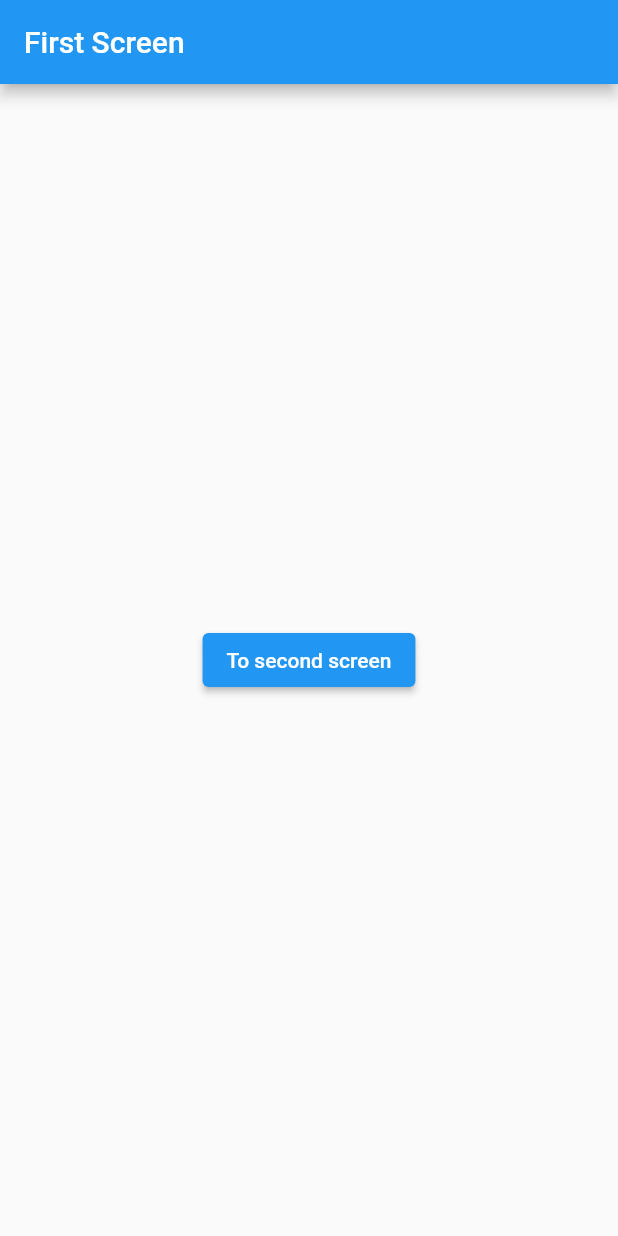
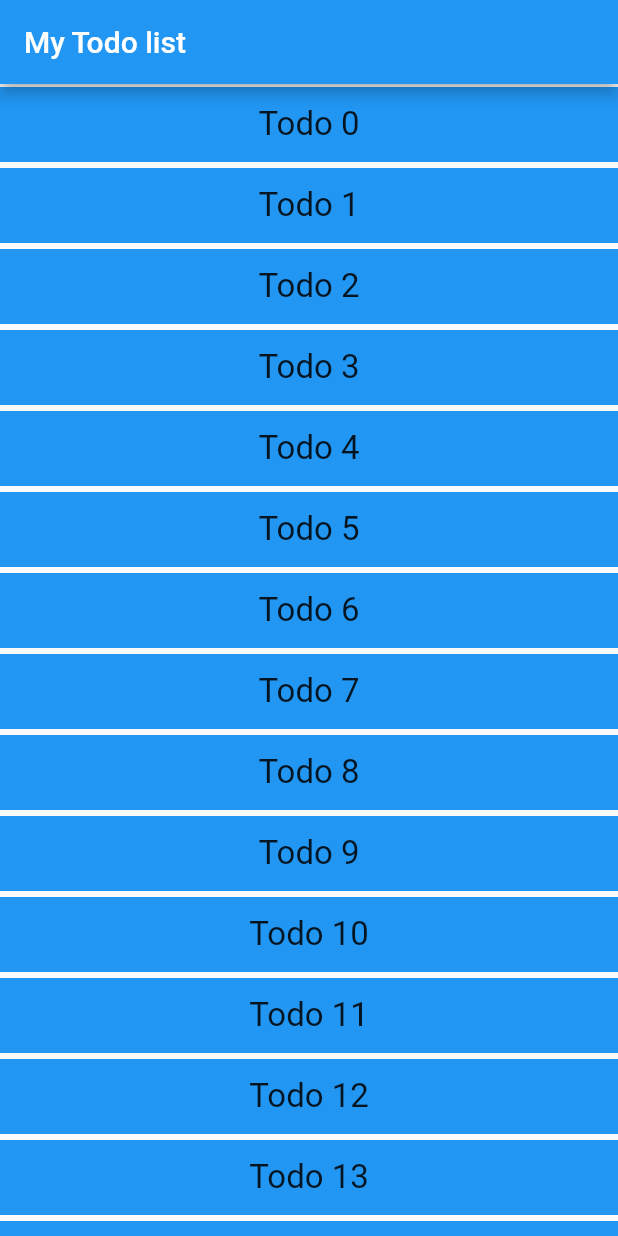
Before and after one commit to HiskelKelemework/AMP_LAB, a Flutter app: the screen it shows after launch, on a phone screen of 412 x 824 dp. Run offline on Flutter 3.47's test engine with Material 2 defaults, Android fonts, the phone set to English and light mode, and no system bars.

Commit message:
added todo

```diff
--- a/lib/main.dart
+++ b/lib/main.dart
@@ -2,6 +2,8 @@ import 'package:flutter/cupertino.dart';
 import 'package:flutter/material.dart';
 import 'package:myapp/screens/first_screen.dart';
 import 'package:myapp/screens/second_screen.dart';
+import 'package:myapp/screens/todo_detail.dart';
+import 'package:myapp/screens/todo_screen.dart';
 
 void main() => runApp(MyApp());
 
@@ -10,10 +12,12 @@ class MyApp extends StatelessWidget {
   Widget build(BuildContext context) {
     return MaterialApp(
       debugShowCheckedModeBanner: false,
-      initialRoute: FirstScreen.routeName,
+      initialRoute: TodoScreen.routeName,
       routes: {
         FirstScreen.routeName: (BuildContext context) => FirstScreen(),
         SecondScreen.routeName: (BuildContext context) => SecondScreen(),
+        TodoScreen.routeName: (BuildContext context) => TodoScreen(),
+        TodoDetail.routeName: (BuildContext context) => TodoDetail(),
       },
     );
   }
--- /dev/null
+++ b/lib/screens/todo_screen.dart
@@ -0,0 +1,41 @@
+import 'package:flutter/material.dart';
+import 'package:myapp/screens/todo_detail.dart';
+
+class TodoScreen extends StatelessWidget {
+  static const String routeName = '/todo';
+
+  const TodoScreen({Key? key}) : super(key: key);
+
+  @override
+  Widget build(BuildContext context) {
+    return Scaffold(
+      appBar: AppBar(
+        title: Text("My Todo list"),
+      ),
+      body: ListView.builder(
+        itemCount: 20,
+        itemBuilder: (BuildContext context, int index) {
+          return GestureDetector(
+            onTap: () {
+              Navigator.pushNamed(
+                context,
+                TodoDetail.routeName,
+                arguments: "Todo $index",
+              );
+            },
+            child: Container(
+              height: 50.0,
+              margin: EdgeInsets.symmetric(vertical: 2.0),
+              color: Colors.blue,
+              alignment: Alignment.center,
+              child: Text(
+                "Todo $index",
+                style: TextStyle(fontSize: 22.0),
+              ),
+            ),
+          );
+        },
+      ),
+    );
+  }
+}
```
Also changed, not shown: lib/screens/todo_detail.dart (added, +26 -0 lines).
